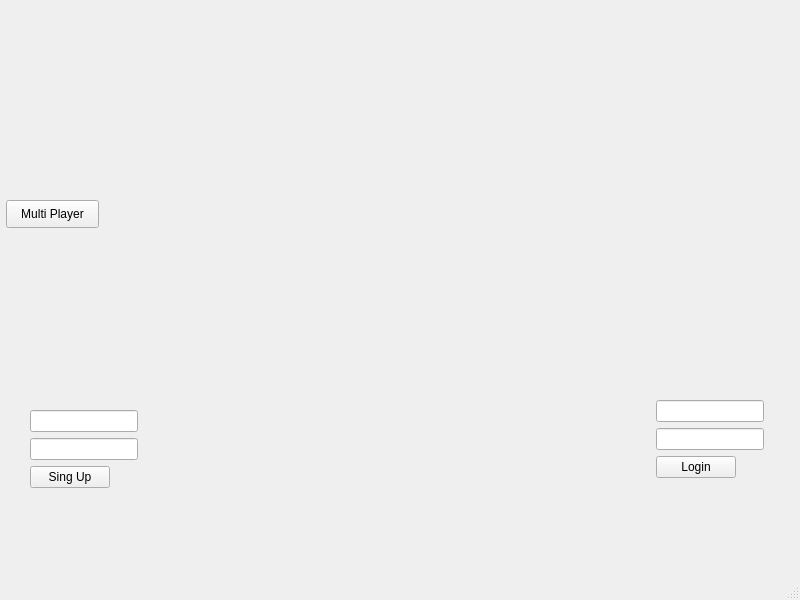
Old version of the form TankMundial/Mundialtank/mainwindow.ui in the repository pipeflorez55/Proyecto-final.
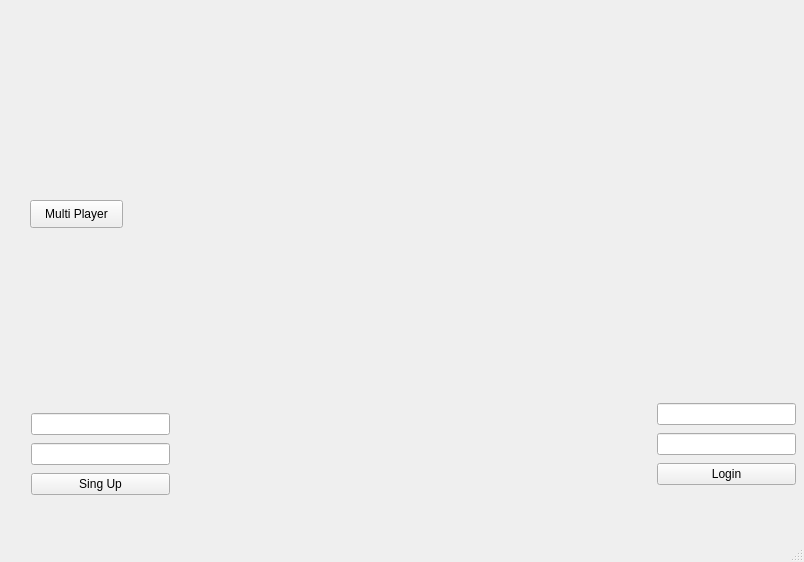
New version of the form.

What changed in the file:
```diff
--- a/TankMundial/Mundialtank/mainwindow.ui
+++ b/TankMundial/Mundialtank/mainwindow.ui
@@ -6,8 +6,8 @@
    <rect>
     <x>0</x>
     <y>0</y>
-    <width>800</width>
-    <height>600</height>
+    <width>804</width>
+    <height>562</height>
    </rect>
   </property>
   <property name="windowTitle">
@@ -30,7 +30,7 @@
    <widget class="QPushButton" name="pushButton_2">
     <property name="geometry">
      <rect>
-      <x>6</x>
+      <x>30</x>
       <y>200</y>
       <width>93</width>
       <height>28</height>
@@ -53,16 +53,16 @@
      <string/>
     </property>
    </widget>
-   <widget class="QWidget" name="">
+   <widget class="QWidget" name="layoutWidget">
     <property name="geometry">
      <rect>
-      <x>30</x>
-      <y>410</y>
-      <width>145</width>
+      <x>31</x>
+      <y>411</y>
+      <width>139</width>
       <height>86</height>
      </rect>
     </property>
-    <layout class="QFormLayout" name="formLayout">
+    <layout class="QGridLayout" name="gridLayout">
      <item row="0" column="0">
       <widget class="QLineEdit" name="newname"/>
      </item>
@@ -82,16 +82,16 @@
      </item>
     </layout>
    </widget>
-   <widget class="QWidget" name="">
+   <widget class="QWidget" name="layoutWidget">
     <property name="geometry">
      <rect>
-      <x>656</x>
-      <y>400</y>
-      <width>145</width>
+      <x>657</x>
+      <y>401</y>
+      <width>139</width>
       <height>86</height>
      </rect>
     </property>
-    <layout class="QFormLayout" name="formLayout_2">
+    <layout class="QGridLayout" name="gridLayout_2">
      <item row="0" column="0">
       <widget class="QLineEdit" name="usuario"/>
      </item>
```
Left out of the diff: 4 changed lines with no effect on the pictures.
